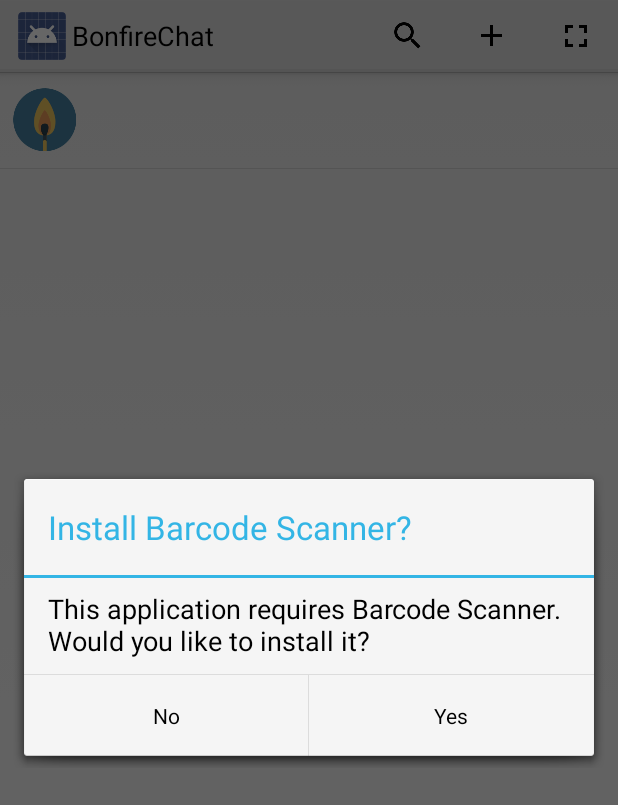
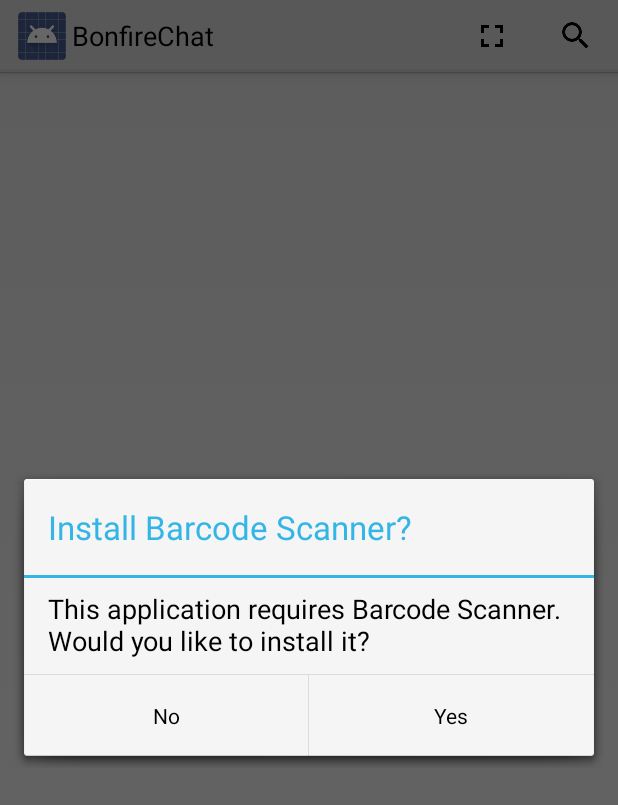
Before and after one commit to bonfire-chat/bonfire-chat-android, an Android app: the fragment ContactsFragment shown on its own in the app's theme, after a tap on "Scan", on a phone screen of 412 x 824 dp. Shown: the top 805 px of the screen. Run offline under Robolectric (Android 15) with nearby library versions, the phone set to English and light mode, and no system bars; 2 other taps on this screen came first.

Commit message:
disable creating empty contacts

```diff
--- a/BonfireChat/app/src/main/java/de/tudarmstadt/informatik/bp/bonfirechat/ui/ContactsFragment.java
+++ b/BonfireChat/app/src/main/java/de/tudarmstadt/informatik/bp/bonfirechat/ui/ContactsFragment.java
@@ -121,15 +121,7 @@
         int id = item.getItemId();
         final BonfireData bonfireData = BonfireData.getInstance(adapter.getContext());
 
-        if (item.getItemId() == R.id.action_add_contact) {
-            Contact c = new Contact("");
-            bonfireData.createContact(c);
-            Intent intent = new Intent(this.getActivity(), ContactDetailsActivity.class);
-            intent.putExtra(ContactDetailsActivity.EXTRA_CONTACT_ID, c.rowid);
-            startActivity(intent);
-            return true;
-
-        } else if (item.getItemId() == R.id.action_search) {
+        if (item.getItemId() == R.id.action_search) {
             startActivity(new Intent(getActivity(), SearchUserActivity.class));
             return true;
         } else if (item.getItemId() == R.id.action_scan_qr) {
--- a/BonfireChat/app/src/main/res/menu/contacts.xml
+++ b/BonfireChat/app/src/main/res/menu/contacts.xml
@@ -2,11 +2,10 @@
     xmlns:app="http://schemas.android.com/apk/res-auto"
     xmlns:tools="http://schemas.android.com/tools" tools:context=".MainActivity">
 
+    <item android:id="@+id/action_scan_qr" android:title="Scan"
+        android:showAsAction="always" android:icon="@drawable/ic_fullscreen_black_24dp" />
+
     <item android:id="@+id/action_search" android:title="Suchen"
         android:showAsAction="always" android:icon="@drawable/ic_search_black_24dp"/>
 
-    <item android:id="@+id/action_add_contact" android:title="@string/action_add_contact"
-        android:showAsAction="always" android:icon="@drawable/ic_add_black_24dp" />
-    <item android:id="@+id/action_scan_qr" android:title="Scan"
-        android:showAsAction="always" android:icon="@drawable/ic_fullscreen_black_24dp" />
 </menu>
```
